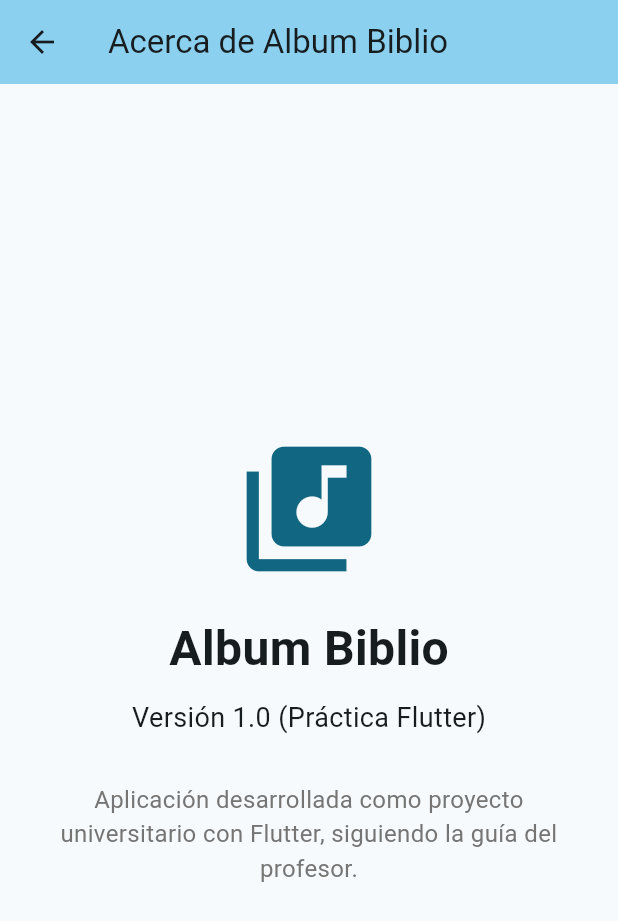
After one commit to noahvalenzuela07/album_biblio, a Flutter app: the AcercaDeVista screen opened directly, on a phone screen of 412 x 824 dp. The commit adds this screen. Shown: the top 921 px of the screen. Run offline on Flutter 3.47's test engine with Material 3 defaults, Android fonts, the phone set to English and light mode, and no system bars.

Commit message:
Actividad 4.a: Se implementa la página 'Acerca de...' y la navegación desde el menú.

```diff
--- /dev/null
+++ b/lib/views/acerca_de_vista.dart
@@ -0,0 +1,55 @@
+// lib/views/acerca_de_vista.dart
+
+import 'package:flutter/material.dart';
+
+class AcercaDeVista extends StatelessWidget {
+  const AcercaDeVista({super.key});
+
+  @override
+  Widget build(BuildContext context) {
+    return Scaffold(
+      appBar: AppBar(
+        title: const Text("Acerca de Album Biblio"),
+        backgroundColor: Theme.of(context).colorScheme.inversePrimary,
+      ),
+      body: Center(
+        child: Column(
+          mainAxisAlignment: MainAxisAlignment.center,
+          children: <Widget>[
+            // Icono de la aplicación
+            Icon(
+              Icons.library_music,
+              size: 100,
+              color: Theme.of(context).colorScheme.primary,
+            ),
+            const SizedBox(height: 20),
+            // Título
+            const Text(
+              "Album Biblio",
+              style: TextStyle(
+                fontSize: 32,
+                fontWeight: FontWeight.bold,
+              ),
+            ),
+            const SizedBox(height: 10),
+            // Versión
+            const Text(
+              "Versión 1.0 (Práctica Flutter)",
+              style: TextStyle(fontSize: 18),
+            ),
+            const SizedBox(height: 30),
+            // Créditos
+            Padding(
+              padding: const EdgeInsets.symmetric(horizontal: 40.0),
+              child: Text(
+                "Aplicación desarrollada como proyecto universitario con Flutter, siguiendo la guía del profesor.",
+                textAlign: TextAlign.center,
+                style: TextStyle(fontSize: 16, color: Colors.grey[600]),
+              ),
+            ),
+          ],
+        ),
+      ),
+    );
+  }
+}
--- a/lib/views/album_list.dart
+++ b/lib/views/album_list.dart
@@ -3,10 +3,10 @@
 import 'package:flutter/material.dart';
 import 'package:album_biblio/album_biblio.dart';
 import 'package:album_biblio/views/album_list_item.dart';
-// 1. Importamos la vista a la que vamos a navegar
 import 'package:album_biblio/views/perfil_usuario.dart';
+import 'package:album_biblio/views/acerca_de_vista.dart'; // <--- NUEVA IMPORTACIÓN
 
-// 2. Enum para las opciones del menú emergente
+// Enum para las opciones del menú emergente
 enum MenuOptions {
   profile,
   about,
@@ -28,21 +28,26 @@ class AlbumList extends StatelessWidget {
 
         // 3. Bloque actions: Aquí va el botón del menú
         actions: <Widget>[
-          // PopupMenuButton crea el botón de los 3 puntos
           PopupMenuButton<MenuOptions>(
             // onSelected: Se llama al elegir una opción
             onSelected: (MenuOptions result) {
               if (result == MenuOptions.profile) {
-                // Lógica de navegación a la pantalla PerfilUsuario
+                // Navegación a Perfil del usuario
                 Navigator.push(
                   context,
                   MaterialPageRoute(
-                    // builder define la pantalla de destino
                     builder: (context) => const PerfilUsuario(),
                   ),
                 );
+              } else if (result == MenuOptions.about) {
+                // LÓGICA DE NAVEGACIÓN A "ACERCA DE..."
+                Navigator.push(
+                  context,
+                  MaterialPageRoute(
+                    builder: (context) => const AcercaDeVista(),
+                  ),
+                );
               }
-              // El else if para 'about' se puede dejar vacío por ahora
             },
 
             // itemBuilder: Define las opciones del menú
@@ -53,7 +58,7 @@ class AlbumList extends StatelessWidget {
               ),
               const PopupMenuItem<MenuOptions>(
                 value: MenuOptions.about,
-                child: Text('Acerca de'), // Placeholder para actividad complementaria
+                child: Text('Acerca de'),
               ),
             ],
           ),
```
